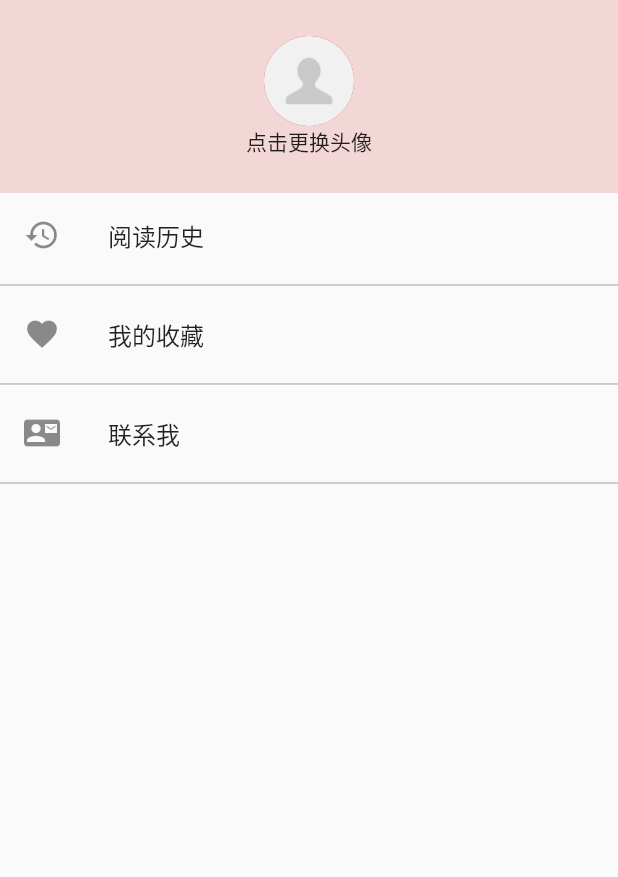
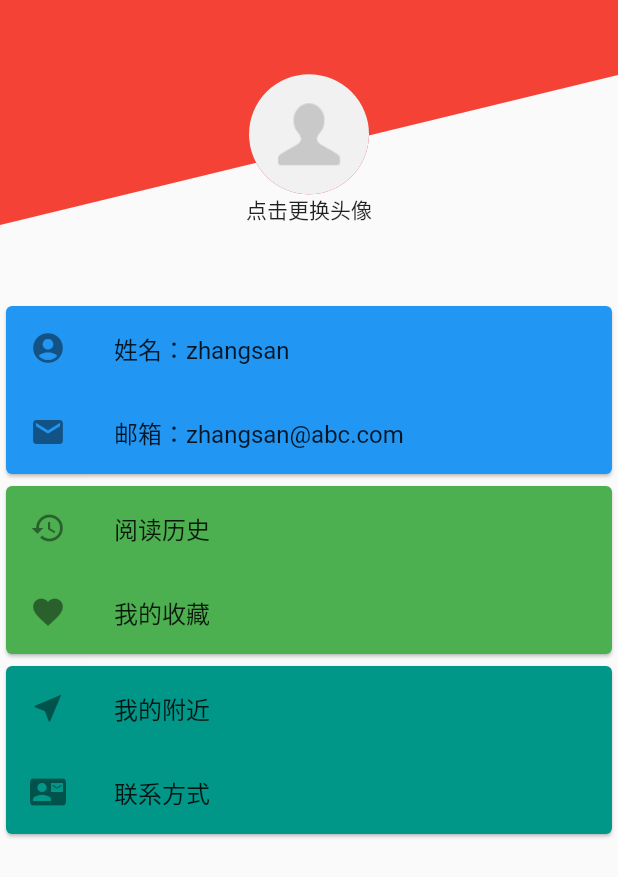
Before and after one commit to bytegriffin/news_app, a Flutter app: the ProfilePage screen opened directly, on a phone screen of 412 x 824 dp. Shown: the top 877 px of the screen. Run offline on Flutter 3.47's test engine with Material 2 defaults, Android fonts, the phone set to English and light mode, and no system bars; our stand-ins replace cached_network_image, dio, flutter_easyrefresh, webview_flutter; network calls fail.

Commit message:
update my profile page

```diff
--- /dev/null
+++ b/lib/components/custom_sliver.dart
@@ -0,0 +1,19 @@
+import 'package:flutter/material.dart';
+
+// 构建一个SliverList
+Widget buildSliverList(Widget wrap){
+  return CustomScrollView(
+    slivers: <Widget>[
+      SliverList(
+        delegate: SliverChildBuilderDelegate(
+          (BuildContext context, int index){
+            if(index == 0){
+              return wrap;
+            }
+            return null;
+          }
+        )
+      )
+    ],
+  );
+}
--- /dev/null
+++ b/lib/components/profile_clipper.dart
@@ -0,0 +1,24 @@
+import 'package:flutter/material.dart';
+
+//构建一个贝塞尔曲线（先做四个点 然后将这四个点进行连接）
+class ProfileClipper extends CustomClipper<Path>{
+  @override
+  Path getClip(Size size) {
+   var path = Path();
+   path.lineTo(0, 0);
+   path.lineTo(0, size.height-50);
+   var firstControlPoint = Offset(size.width/2, size.height/2);
+   var firstEndPoint = Offset(size.width, size.height/2 - 50);
+   path.quadraticBezierTo(firstControlPoint.dx, firstControlPoint.dy,
+       firstEndPoint.dx, firstEndPoint.dy);
+   path.lineTo(size.width, size.height/2-50);
+   path.lineTo(size.width, 0);
+   return path;
+  }
+
+  @override
+  bool shouldReclip(CustomClipper<Path> oldClipper) {
+    return false;
+  }
+
+}
--- a/lib/views/profile.dart
+++ b/lib/views/profile.dart
@@ -1,21 +1,36 @@
 import 'package:flutter/material.dart';
+import '../components/profile_clipper.dart';
+import '../components/custom_sliver.dart';
 
+//我的页面
 class ProfilePage extends StatelessWidget {
 
   @override
   Widget build(BuildContext context) {
     return Scaffold(
-      body: Column(
+      body: buildSliverList(_buildProfileBody())
+    );
+  }
+
+  //构建profile页面内容
+  Widget _buildProfileBody(){
+    return Column(
       mainAxisAlignment: MainAxisAlignment.start,
       children: <Widget>[
         Stack(
           alignment: Alignment.center,
           children: <Widget>[
-              Image.asset('assets/profile.jpg',fit: BoxFit.cover,),
+            ClipPath(
+              clipper: ProfileClipper(),
+              child: Container(
+                color: Colors.red,
+                height: 200,
+              ),
+            ),
             Column(
               children: <Widget>[
                 CircleAvatar(
-                      radius: 30.0,
+                    radius: 40.0,
                     backgroundImage: AssetImage('assets/avatar.jpg')
                 ),
                 Text('点击更换头像'),
@@ -23,32 +38,53 @@ class ProfilePage extends StatelessWidget {
             )
           ],
         ),
+
+        Card(
+          color: Colors.blue,
+          child: Column(
+            children: <Widget>[
+              ListTile(
+                leading: Icon(Icons.account_circle),
+                title: Text('姓名：zhangsan'),
+              ),
+              ListTile(
+                leading: Icon(Icons.email),
+                title: Text('邮箱：zhangsan@abc.com'),
+              ),
+            ],
+          ),
+        ),
+        Card(
+          color: Colors.green,
+          child: Column(
+            children: <Widget>[
               ListTile(
                 leading: Icon(Icons.history),
                 title: Text('阅读历史'),
-          ),
-          Divider(
-            height: 10,
-            color: Colors.grey,
               ),
               ListTile(
                 leading: Icon(Icons.favorite),
                 title: Text('我的收藏'),
               ),
-          Divider(
-            height: 10,
-            color: Colors.grey,
+            ],
+          ),
+        ),
+        Card(
+          color: Colors.teal,
+          child: Column(
+            children: <Widget>[
+              ListTile(
+                leading: Icon(Icons.near_me),
+                title: Text('我的附近'),
               ),
               ListTile(
                 leading: Icon(Icons.contact_mail),
-            title: Text('联系我'),
+                title: Text('联系方式'),
               ),
-          Divider(
-            height: 10,
-            color: Colors.grey,
-          )
             ],
-      )
+          ),
+        ),
+      ],
     );
   }
 }
--- a/lib/views/video_list.dart
+++ b/lib/views/video_list.dart
@@ -54,7 +54,7 @@ class _VideoListPageState extends State<VideoListPage>{
   @override
   Widget build(BuildContext context) {
     return Scaffold(
-      body: new EasyRefresh(
+      body: EasyRefresh(
         header: PhoenixHeader(),
         footer: PhoenixFooter(),
         onRefresh: _onRefresh,
--- a/pubspec.yaml
+++ b/pubspec.yaml
@@ -52,7 +52,6 @@ flutter:
 
   # To add assets to your application, add an assets section, like this:
   assets:
-    - assets/profile.jpg
     - assets/splash.jpg
     - assets/avatar.jpg
     - assets/men.jpg
```
Also changed, not shown: assets/profile.jpg (deleted). Lines whose indentation alone changed are shown as unchanged.
